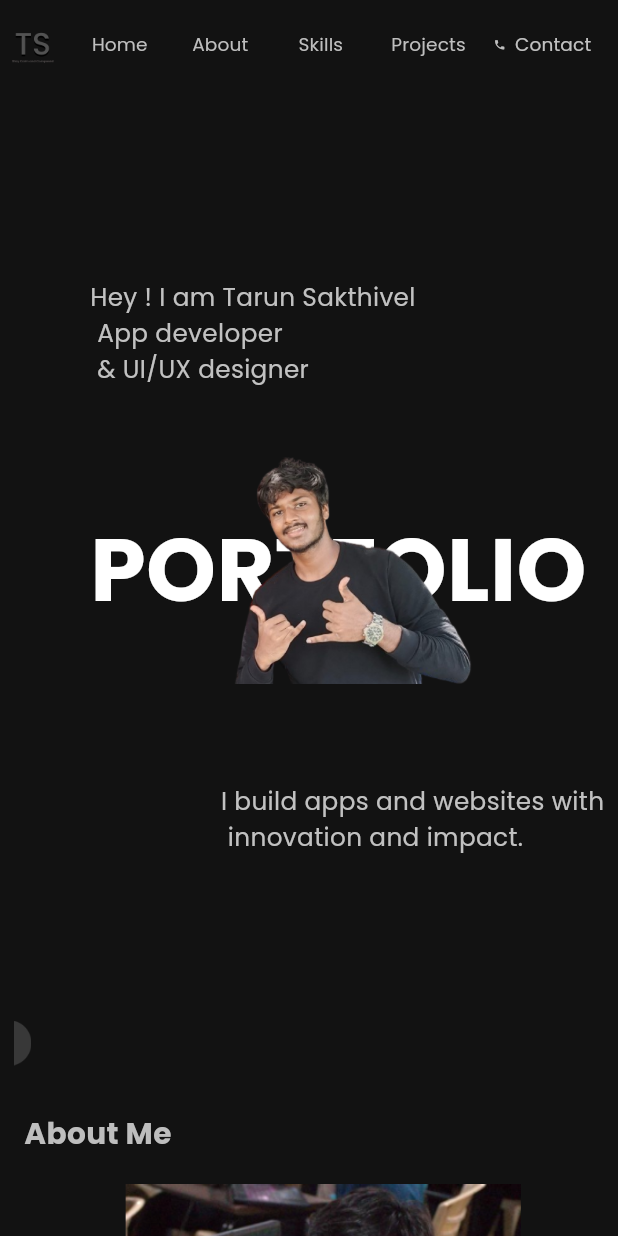
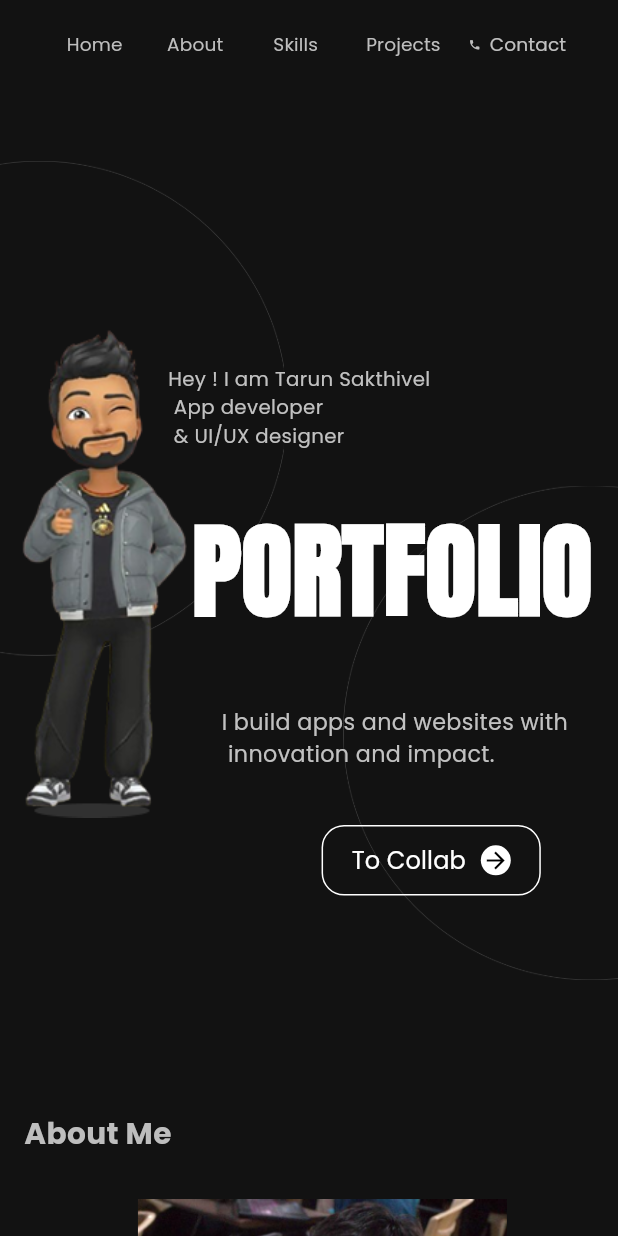
Before and after one commit to tarun-sakthivel/Portfolio, a Flutter app: the screen it shows after launch, on a phone screen of 412 x 824 dp. Run offline on Flutter 3.47's test engine with Material 3 defaults, Android fonts, the phone set to English and light mode, and no system bars; our stand-ins replace animated_text_kit, rive; missing offline and left inert: stepper_list_view.

Commit message:
Changed home page

```diff
--- a/lib/Screens/Aboutme.dart
+++ b/lib/Screens/Aboutme.dart
@@ -29,26 +29,6 @@ class AboutMe extends StatelessWidget {
     return Stack(
       children: [
         // Top left ellipse
-        Positioned(
-          top: 0,
-          left: 0,
-          child: Image.asset(
-            "assets/images/Ellipse1.png",
-            width: ellipseSize,
-            height: ellipseSize,
-          ),
-        ),
-
-        // Bottom right ellipse
-        Positioned(
-          bottom: 0,
-          right: 0,
-          child: Image.asset(
-            "assets/images/Ellipse2.png",
-            width: ellipseSize,
-            height: ellipseSize,
-          ),
-        ),
 
         Padding(
           padding: EdgeInsets.symmetric(
@@ -77,7 +57,7 @@ class AboutMe extends StatelessWidget {
                         Image.asset(
                           "assets/images/Abtmeimg.png",
                           width:
-                              screenWidth < 500 ? imageSize * 2.5 : imageSize,
+                              screenWidth < 500 ? imageSize * 2.2 : imageSize,
                           height:
                               screenWidth < 500 ? imageSize * 2.5 : imageSize,
                           fit: BoxFit.contain,
@@ -91,8 +71,8 @@ class AboutMe extends StatelessWidget {
                           decoration: BoxDecoration(
                             gradient: const LinearGradient(
                               colors: [
-                                Colors.blue,
-                                Colors.purple
+                                Color.fromARGB(255, 0, 38, 70),
+                                Color.fromARGB(255, 251, 228, 255)
                               ], // Gradient for border
                             ),
                             borderRadius: BorderRadius.circular(
@@ -137,10 +117,9 @@ class AboutMe extends StatelessWidget {
                         Text.rich(
                           TextSpan(
                             style: ktextstyle.copyWith(
-                                fontSize: screenWidth < 500
-                                    ? fontSize * 1.3
-                                    : fontSize,
-                                color: Colors.white),
+                                fontSize: fontSize,
+                                color:
+                                    const Color.fromARGB(255, 243, 243, 243)),
                             children: const [
                               TextSpan(text: "As a versatile "),
                               TextSpan(
@@ -187,6 +166,7 @@ class AboutMe extends StatelessWidget {
                   : Column(
                       children: [
                         Row(
+                          mainAxisAlignment: MainAxisAlignment.spaceBetween,
                           crossAxisAlignment: CrossAxisAlignment.start,
                           children: [
                             // Image
@@ -263,8 +243,8 @@ class AboutMe extends StatelessWidget {
                             decoration: BoxDecoration(
                               gradient: const LinearGradient(
                                 colors: [
-                                  Colors.blue,
-                                  Colors.purple
+                                  Color.fromARGB(255, 0, 38, 70),
+                                  Color.fromARGB(255, 251, 228, 255)
                                 ], // Gradient for border
                               ),
                               borderRadius: BorderRadius.circular(
--- a/lib/Screens/Home.dart
+++ b/lib/Screens/Home.dart
@@ -9,6 +9,7 @@ import 'package:portfolio_website/Widgets/HireButton.dart';
 import 'package:portfolio_website/Widgets/Navigation_bar.dart';
 import 'package:animated_text_kit/animated_text_kit.dart';
 import 'package:portfolio_website/Widgets/mq.dart';
+import 'package:url_launcher/url_launcher.dart';
 
 class Homepage extends StatefulWidget {
   const Homepage({super.key});
@@ -59,21 +60,43 @@ class _HomepageState extends State<Homepage> {
             crossAxisAlignment: CrossAxisAlignment.start,
             children: [
               SizedBox(
-                height: screenWidth < 500 ? 600 : boxHeight,
+                height: screenWidth < 500 ? 600 : boxHeight * 1,
                 width: double.infinity,
                 child: Stack(
                   alignment: Alignment.center,
                   children: [
+                    screenWidth < 500
+                        ? Align(
+                            alignment: Alignment(-6, -0.8),
+                            child: Image.asset(
+                              "assets/images/ProjectEllipse2.png",
+                              width: screenWidth * 0.7, // Make width responsive
+                              height: screenWidth *
+                                  0.8, // Optional: maintain aspect ratio
+                              fit: BoxFit.fitHeight,
+                            ))
+                        : Text(""),
+                    screenWidth < 500
+                        ? Align(
+                            alignment: Alignment(4, 0.8),
+                            child: Image.asset(
+                              "assets/images/ProjectEllipse3.png",
+                              width: screenWidth * 0.7, // Make width responsive
+                              height: screenWidth *
+                                  0.8, // Optional: maintain aspect ratio
+                              fit: BoxFit.fitHeight,
+                            ))
+                        : Text(""),
                     Align(
                       alignment: screenWidth < 500
-                          ? Alignment(-1, -0.6)
+                          ? Alignment(-0.4, -0.4)
                           : Alignment(leftTextX, topY),
                       child: screenWidth < 500
                           ? Text(
                               "Hey ! I am Tarun Sakthivel \n App developer \n & UI/UX designer",
                               style: ktextstyle.copyWith(
                                   fontSize: screenWidth < 500
-                                      ? smallTextSize * 2
+                                      ? smallTextSize * 1.6
                                       : smallTextSize),
                             )
                           : Text(
@@ -86,34 +109,46 @@ class _HomepageState extends State<Homepage> {
                     ),
                     Align(
                       alignment: screenWidth < 500
-                          ? Alignment(-1, 0)
+                          ? Alignment(0.6, 0)
                           : Alignment(0, 0),
                       child: Text(
                         'PORTFOLIO',
                         style: TextStyle(
                           fontSize: screenWidth < 500
-                              ? largeTextSize * 1.2
+                              ? largeTextSize * 1.4
                               : largeTextSize,
                           color: Colors.white,
                           fontWeight: FontWeight.w700,
-                          fontFamily: 'Poppins',
+                          fontFamily: 'Anton',
                         ),
                       ),
                     ),
                     Align(
-                      alignment: Alignment(rightTextX, bottomY),
+                      alignment: screenWidth < 500
+                          ? Alignment(0.5, 0.4)
+                          : Alignment(rightTextX, bottomY),
                       child: Text(
                         "I build apps and websites with \n innovation and impact.",
                         style: ktextstyle.copyWith(
                             fontSize: screenWidth < 500
-                                ? smallTextSize * 2
+                                ? smallTextSize * 1.8
                                 : smallTextSize),
                       ),
                     ),
                     Align(
-                      alignment: const Alignment(0, 0), // Fixed position
-                      child: Image.asset(
-                        "assets/images/Me_image.png",
+                      alignment: screenWidth < 500
+                          ? const Alignment(-15, 0)
+                          : Alignment(-0.01, 0), // Fixed position
+                      child: screenWidth < 500
+                          ? Image.asset(
+                              "assets/images/skeletal.png",
+                              width: screenWidth * 0.8, // Make width responsive
+                              height: screenWidth *
+                                  0.8, // Optional: maintain aspect ratio
+                              fit: BoxFit.fitHeight,
+                            )
+                          : Image.asset(
+                              "assets/images/skeletal.png",
                               width: screenWidth < 500
                                   ? screenWidth * 0.4
                                   : screenWidth * 0.25, // Make width responsive
@@ -124,6 +159,56 @@ class _HomepageState extends State<Homepage> {
                               fit: BoxFit.contain,
                             ),
                     ),
+                    screenWidth < 500
+                        ? Align(
+                            alignment: Alignment(0.5, 0.7),
+                            child: TextButton(
+                              onPressed: () async {
+                                // Your onPressed logic
+                                final uri = Uri.parse(
+                                    "mailto:tarunofficial077@gmail.com");
+                                if (await canLaunchUrl(uri)) {
+                                  await launchUrl(uri,
+                                      mode: LaunchMode.externalApplication);
+                                } else {
+                                  throw 'Could not launch mailto:tarunofficial077@gmail.com';
+                                }
+                              },
+                              style: TextButton.styleFrom(
+                                padding: const EdgeInsets.symmetric(
+                                    horizontal: 20, vertical: 12),
+                                backgroundColor: Colors.transparent,
+                                shape: RoundedRectangleBorder(
+                                  borderRadius: BorderRadius.circular(15),
+                                  side: const BorderSide(color: Colors.white),
+                                ),
+                              ),
+                              child: const Row(
+                                mainAxisSize: MainAxisSize.min,
+                                children: const [
+                                  Text(
+                                    'To Collab',
+                                    style: TextStyle(
+                                      color: Colors.white,
+                                      fontWeight: FontWeight.w500,
+                                      fontSize: 16,
+                                    ),
+                                  ),
+                                  SizedBox(width: 10),
+                                  CircleAvatar(
+                                    backgroundColor: Colors.white,
+                                    radius: 10,
+                                    child: Icon(
+                                      Icons.arrow_forward,
+                                      color: Colors.black,
+                                      size: 18,
+                                    ),
+                                  ),
+                                ],
+                              ),
+                            ),
+                          )
+                        : Text("")
                   ],
                 ),
               ),
--- a/lib/Screens/Mainview.dart
+++ b/lib/Screens/Mainview.dart
@@ -102,10 +102,6 @@ class _MainviewState extends State<Mainview> {
             crossAxisAlignment: CrossAxisAlignment.center,
             children: [
               // Logo
-              Image.asset(
-                "assets/images/TS_Logo.png",
-                height: screenWidth * 0.08,
-              ),
 
               // Navigation Buttons
               Expanded(
@@ -149,7 +145,7 @@ class _MainviewState extends State<Mainview> {
                               'Contact',
                               style: ktextstyle.copyWith(
                                 fontSize: screenWidth * 0.03,
-                                fontWeight: FontWeight.w500,
+                                fontWeight: FontWeight.w400,
                               ),
                             ),
                           ],
@@ -213,7 +209,7 @@ class _MainviewState extends State<Mainview> {
                               'Contact',
                               style: ktextstyle.copyWith(
                                 fontSize: screenWidth * 0.02,
-                                fontWeight: FontWeight.w500,
+                                fontWeight: FontWeight.w600,
                               ),
                             ),
                           ],
--- a/lib/Screens/Projects.dart
+++ b/lib/Screens/Projects.dart
@@ -450,7 +450,7 @@ class _ProjectsviewState extends State<Projectsview> {
                           ],
                         ),
                   const SizedBox(height: 40), // Added spacing for better layout
-                  screenWidth < 500
+                  screenWidth < 600
                       ? Container(
                           decoration: BoxDecoration(
                             color: const Color.fromARGB(255, 143, 143, 143),
```
Also changed, not shown: assets/images/HomeDesign.png (added), assets/images/skeletal.png (added). Lines whose indentation alone changed are shown as unchanged.
